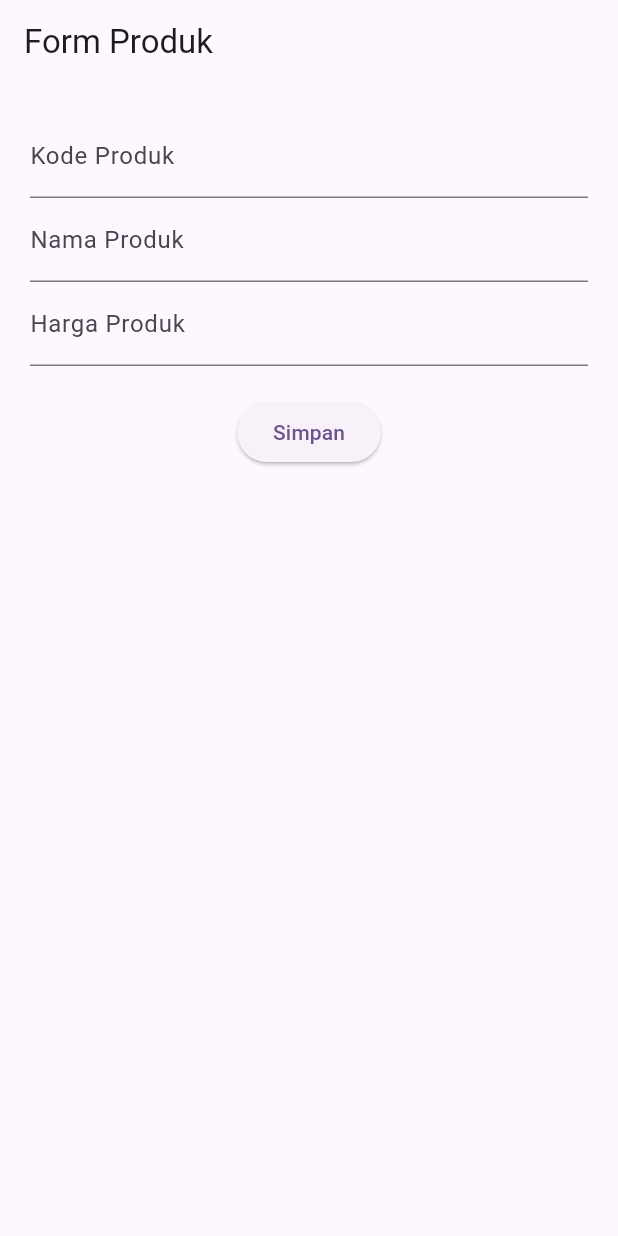
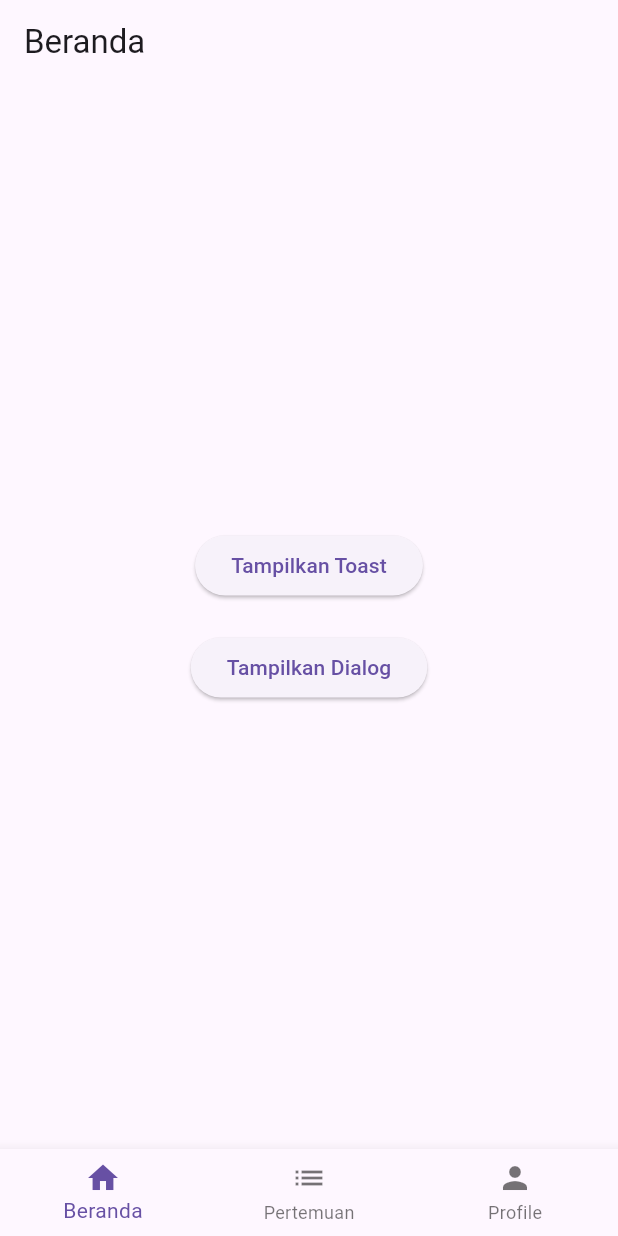
Before and after one commit to alexxtsuji/alexprojectsmt4mp, a Flutter app: the screen it shows after launch, on a phone screen of 412 x 824 dp. Run offline on Flutter 3.47's test engine with Material 3 defaults, Android fonts, the phone set to English and light mode, and no system bars; our stand-ins replace fluttertoast.

Commit message:
menambahkan pertemuan 4 dan 5

```diff
--- a/lib/main.dart
+++ b/lib/main.dart
@@ -1,24 +1,64 @@
 import 'package:flutter/material.dart';
-import 'ui/produk_form.dart';
+import 'page/beranda_page.dart';
+import 'page/profile_page.dart';
+import 'page/pertemuan_page.dart';
 
 void main() {
   runApp(const MyApp());
 }
 
-class MyApp extends StatelessWidget {
+class MyApp extends StatefulWidget {
   const MyApp({super.key});
+
+  @override
+  State<MyApp> createState() => _MyAppState();
+}
+
+class _MyAppState extends State<MyApp> {
+
+  int _selectedIndex = 0;
+
+  final List<Widget> _pages = [
+    const BerandaPage(),
+    const PertemuanPage(),
+    const ProfilePage(),
+  ];
+
+  void _onItemTapped(int index) {
+    setState(() {
+      _selectedIndex = index;
+    });
+  }
 
   @override
   Widget build(BuildContext context) {
     return MaterialApp(
       debugShowCheckedModeBanner: false,
-      title: 'Flutter Demo',
-      theme: ThemeData(
-        colorScheme: ColorScheme.fromSeed(
-          seedColor: Colors.deepPurple,
+      home: Scaffold(
+        body: _pages[_selectedIndex],
+
+        bottomNavigationBar: BottomNavigationBar(
+          currentIndex: _selectedIndex,
+          onTap: _onItemTapped,
+
+          items: const [
+            BottomNavigationBarItem(
+              icon: Icon(Icons.home),
+              label: "Beranda",
+            ),
+
+            BottomNavigationBarItem(
+              icon: Icon(Icons.list),
+              label: "Pertemuan",
+            ),
+
+            BottomNavigationBarItem(
+              icon: Icon(Icons.person),
+              label: "Profile",
+            ),
+          ],
         ),
       ),
-      home: const ProdukForm(),
     );
   }
 }
--- /dev/null
+++ b/lib/page/beranda_page.dart
@@ -0,0 +1,65 @@
+import 'package:flutter/material.dart';
+import 'package:fluttertoast/fluttertoast.dart';
+
+class BerandaPage extends StatelessWidget {
+  const BerandaPage({super.key});
+
+  void tampilToast() {
+    Fluttertoast.showToast(
+      msg: "Login Berhasil",
+      toastLength: Toast.LENGTH_SHORT,
+      gravity: ToastGravity.BOTTOM,
+    );
+  }
+
+  @override
+  Widget build(BuildContext context) {
+    return Scaffold(
+      appBar: AppBar(
+        title: const Text("Beranda"),
+      ),
+
+      body: Center(
+        child: Column(
+          mainAxisAlignment: MainAxisAlignment.center,
+          children: [
+
+            ElevatedButton(
+              onPressed: () {
+                tampilToast();
+              },
+              child: const Text("Tampilkan Toast"),
+            ),
+
+            const SizedBox(height: 20),
+
+            ElevatedButton(
+              onPressed: () {
+                showDialog(
+                  context: context,
+                  builder: (context) {
+                    return AlertDialog(
+                      title: const Text("Informasi"),
+                      content:
+                          const Text("Ini adalah Alert Dialog"),
+
+                      actions: [
+                        TextButton(
+                          onPressed: () {
+                            Navigator.pop(context);
+                          },
+                          child: const Text("OK"),
+                        )
+                      ],
+                    );
+                  },
+                );
+              },
+              child: const Text("Tampilkan Dialog"),
+            ),
+          ],
+        ),
+      ),
+    );
+  }
+}
--- /dev/null
+++ b/lib/page/list_page.dart
@@ -0,0 +1,30 @@
+import 'package:flutter/material.dart';
+
+class ListPage extends StatelessWidget {
+  const ListPage({super.key});
+
+  @override
+  Widget build(BuildContext context) {
+
+    List<String> daftarPertemuan = [
+      "Pertemuan 1",
+      "Pertemuan 2",
+      "Pertemuan 3",
+      "Pertemuan 4",
+      "Pertemuan 5",
+    ];
+
+    return ListView.builder(
+      itemCount: daftarPertemuan.length,
+
+      itemBuilder: (context, index) {
+        return Card(
+          child: ListTile(
+            leading: const Icon(Icons.book),
+            title: Text(daftarPertemuan[index]),
+          ),
+        );
+      },
+    );
+  }
+}
--- a/pubspec.yaml
+++ b/pubspec.yaml
@@ -34,6 +34,7 @@ dependencies:
   # The following adds the Cupertino Icons font to your application.
   # Use with the CupertinoIcons class for iOS style icons.
   cupertino_icons: ^1.0.8
+  fluttertoast: ^9.0.0
 
 dev_dependencies:
   flutter_test:
```
Also changed, not shown: lib/page/pertemuan_page.dart (added, +17 -0 lines), lib/page/profile_page.dart (added, +38 -0 lines), pubspec.lock.
